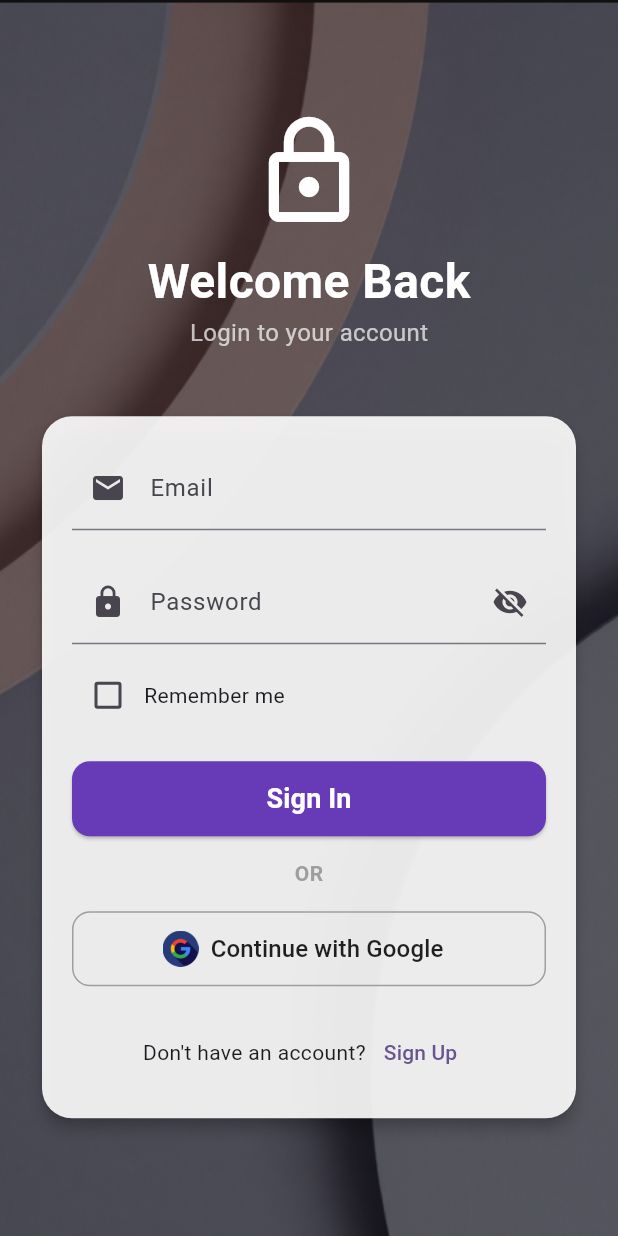
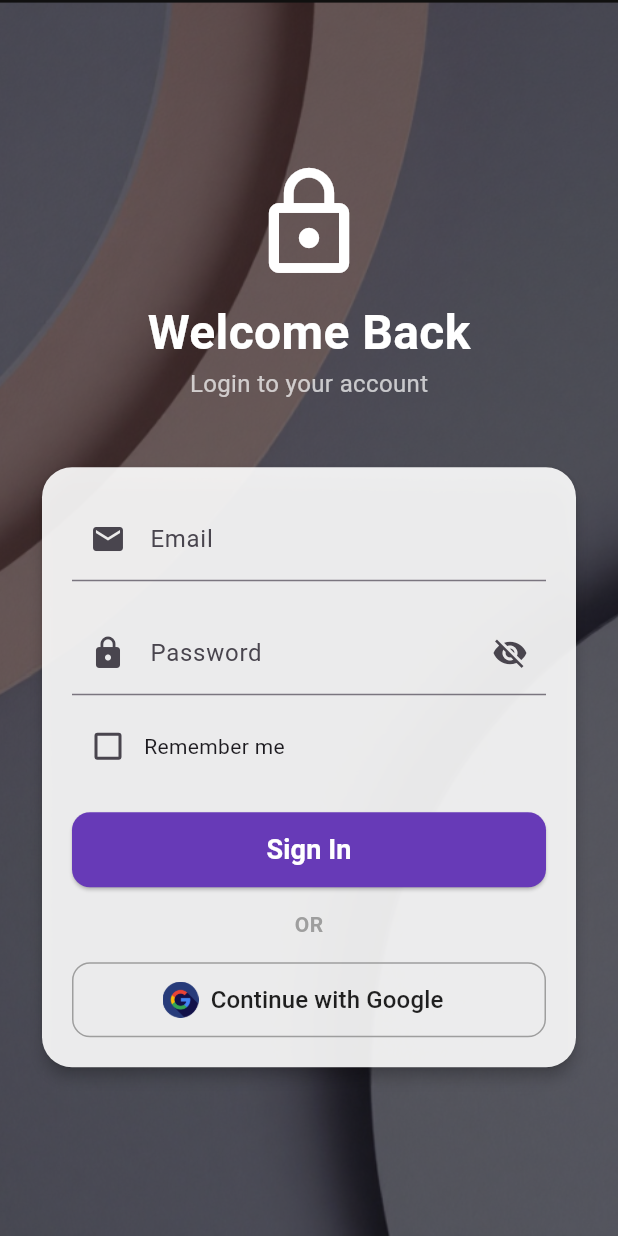
Before and after one commit to MuhammadWaqas5775/Event_Oreintation-App, a Flutter app: the Signupscreen screen opened by its route, after a tap on "Sign Up", after a tap on "Already have an account? Sign In", on a phone screen of 412 x 824 dp. Run offline on Flutter 3.47's test engine with Material 3 defaults, Android fonts, the phone set to English and light mode, and no system bars; our stand-ins replace carousel_slider, cloud_firestore, dio, firebase_auth, firebase_core, flutter_dotenv and 7 more; missing offline and left inert: circular_bottom_navigation, cloudinary_public, flutter_stripe; accounts and stored records are empty.

Commit message:
allowed admin to add users and removed sign up page

```diff
--- a/lib/Loginscreen.dart
+++ b/lib/Loginscreen.dart
@@ -223,17 +223,7 @@ class _LoginscreenState extends State<Loginscreen> {
                               ),
                             ),
 
-                            const SizedBox(height: 20),
-                            Row(
-                              mainAxisAlignment: MainAxisAlignment.center,
-                              children: [
-                                const Text("Don't have an account?"),
-                                TextButton(
-                                  onPressed: () => Navigator.pushNamed(context, "/Signupscreen"),
-                                  child: const Text("Sign Up"),
-                                ),
-                              ],
-                            ),
+
                           ],
                         ),
                       ),
--- a/lib/Signupscreen.dart
+++ b/lib/Signupscreen.dart
@@ -3,7 +3,8 @@ import 'package:flutter/material.dart';
 import 'package:firebase_auth/firebase_auth.dart';
 
 class Signupscreen extends StatefulWidget {
-  const Signupscreen({super.key});
+  final bool showBackButton;
+  const Signupscreen({super.key, this.showBackButton = false});
 
   @override
   State<Signupscreen> createState() => _SignupscreenState();
@@ -40,7 +41,26 @@ class _SignupscreenState extends State<Signupscreen> {
         });
 
         if (mounted) {
-          Navigator.pushNamedAndRemoveUntil(context, "/", (route) => false);
+          if (widget.showBackButton) {
+            showDialog(
+              context: context,
+              builder: (context) => AlertDialog(
+                title: const Text('Success'),
+                content: const Text('User added successfully!'),
+                actions: [
+                  TextButton(
+                    onPressed: () {
+                      Navigator.of(context).pop();
+                      Navigator.of(context).pop();
+                    },
+                    child: const Text('OK'),
+                  ),
+                ],
+              ),
+            );
+          } else {
+            Navigator.pushNamedAndRemoveUntil(context, "/", (route) => false);
+          }
         }
       }
     } on FirebaseAuthException catch (e) {
@@ -57,10 +77,19 @@ class _SignupscreenState extends State<Signupscreen> {
   @override
   Widget build(BuildContext context) {
     return Scaffold(
+      appBar: widget.showBackButton
+          ? AppBar(
+              title: const Text("Add User"),
+              leading: IconButton(
+                icon: const Icon(Icons.arrow_back),
+                onPressed: () => Navigator.of(context).pop(),
+              ),
+            )
+          : null,
       body: Stack(
         children: [
           Positioned.fill(child: Image.asset("assets/background.png", fit: BoxFit.cover)),
-          Container(color: Colors.black.withValues(alpha: 0.5)),
+          Container(color: Colors.black.withOpacity(0.5)),
 
           Center(
             child: SingleChildScrollView(
@@ -74,7 +103,7 @@ class _SignupscreenState extends State<Signupscreen> {
 
                   Card(
                     shape: RoundedRectangleBorder(borderRadius: BorderRadius.circular(20)),
-                    color: Colors.white.withValues(alpha: 0.9),
+                    color: Colors.white.withOpacity(0.9),
                     child: Padding(
                       padding: const EdgeInsets.all(20.0),
                       child: Form(
@@ -122,10 +151,11 @@ class _SignupscreenState extends State<Signupscreen> {
                                   : const Text("Sign Up", style: TextStyle(fontSize: 18, fontWeight: FontWeight.bold)),
                               ),
                             ),
-                            TextButton(
-                              onPressed: () => Navigator.pop(context),
-                              child: const Text("Already have an account? Sign In"),
-                            ),
+                            if (!widget.showBackButton)
+                              TextButton(
+                                onPressed: () => Navigator.pop(context),
+                                child: const Text("Already have an account? Sign In"),
+                              ),
                           ],
                         ),
                       ),
```
Also changed, not shown: lib/AdminPage.dart (+11 -1 lines), lib/main.dart (+12 -12 lines).
